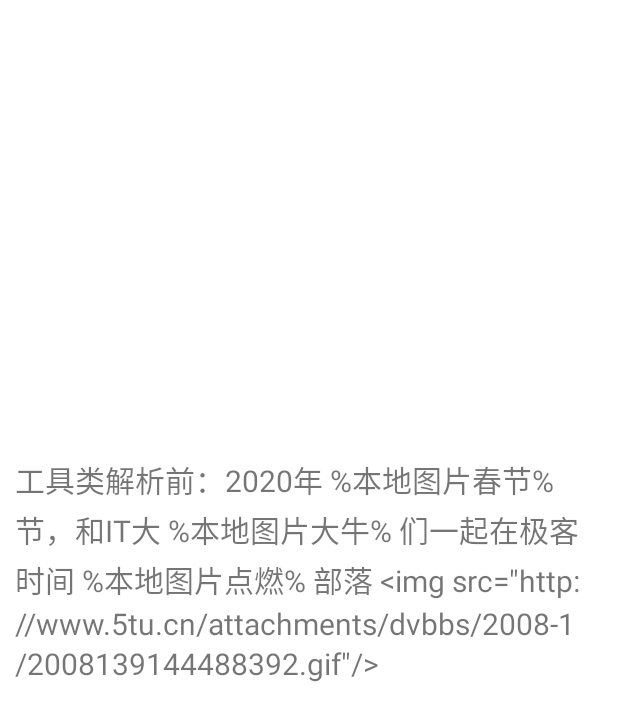
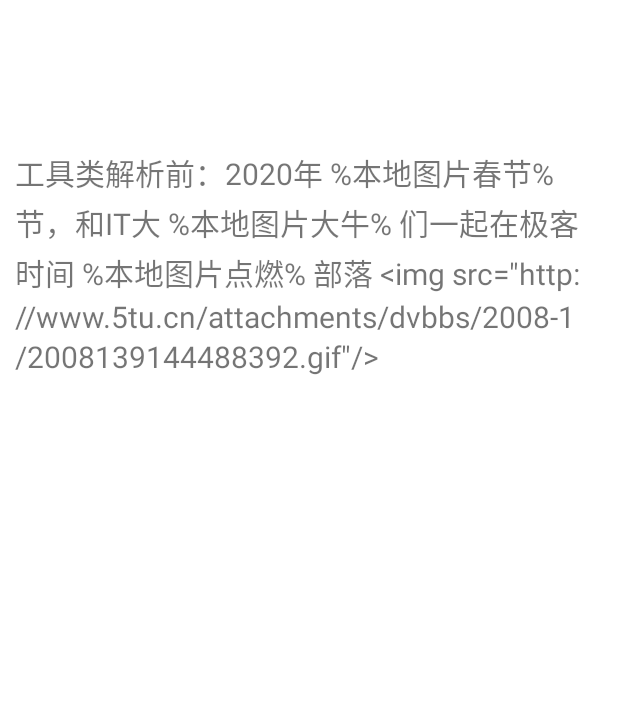
Before and after one commit to liuchenguangqnm/richTextTool, an Android app: the screen it shows after launch (MainActivity), on a phone screen of 412 x 824 dp. Shown: the top 721 px of the screen. Run offline under Robolectric (Android 15) with nearby library versions, the phone set to English and light mode, and no system bars; our stand-ins replace RxJava; network calls fail.

Commit message:
部分bug调整修复

```diff
--- a/app/src/main/res/layout/activity_main.xml
+++ b/app/src/main/res/layout/activity_main.xml
@@ -4,8 +4,9 @@
     android:layout_width="match_parent"
     android:layout_height="match_parent"
     android:background="#fff"
-    android:gravity="center"
+    android:gravity="center_horizontal"
     android:orientation="vertical"
+    android:paddingTop="80dp"
     tools:context=".MainActivity">
 
     <TextView
```
